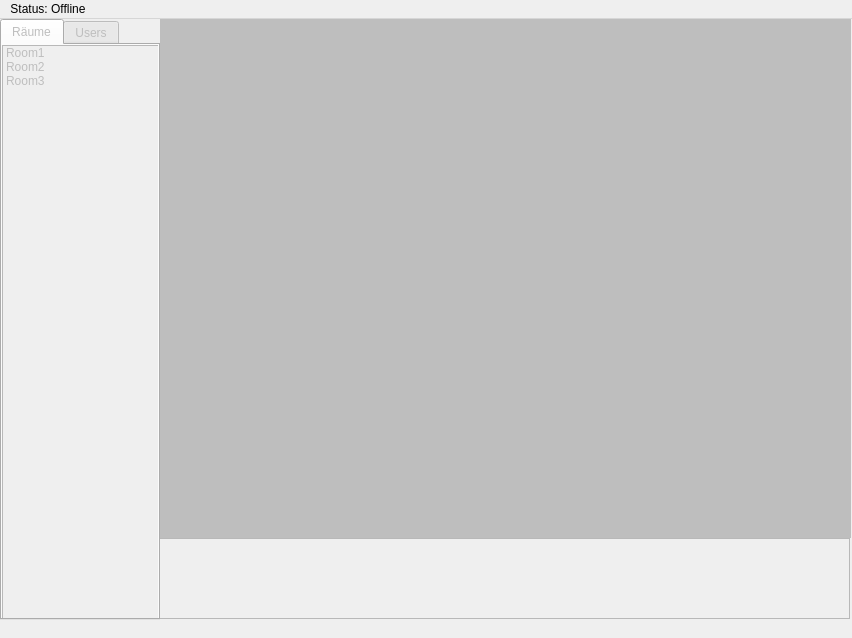
First picture: the form in Client/Chris/GUI/untitled.ui, repository Gamefors/ChatProgram, before the edit.
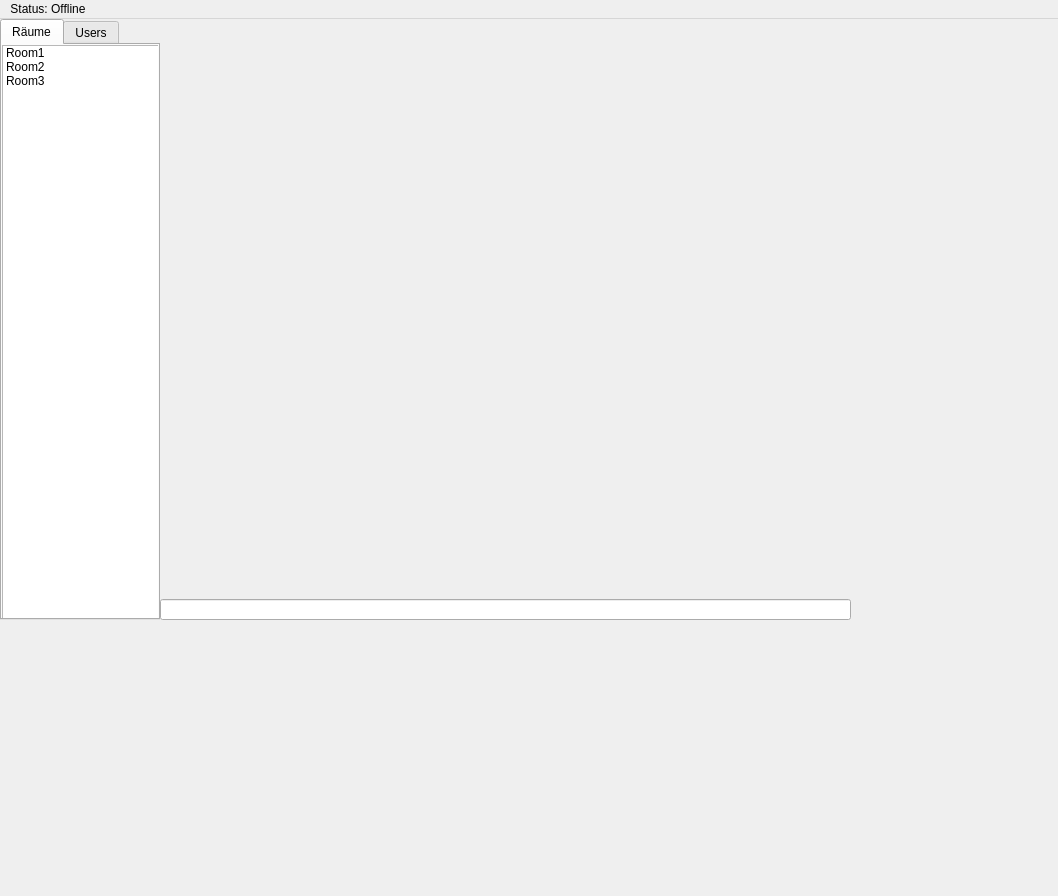
Second picture: the form after the edit. The open tabs and pages were chosen to show the change. Icons and pictures are not drawn.

```diff
--- a/Client/Chris/GUI/untitled.ui
+++ b/Client/Chris/GUI/untitled.ui
@@ -6,8 +6,8 @@
    <rect>
     <x>0</x>
     <y>0</y>
-    <width>852</width>
-    <height>638</height>
+    <width>1058</width>
+    <height>896</height>
    </rect>
   </property>
   <property name="tabletTracking">
@@ -22,7 +22,7 @@
   </property>
   <widget class="QWidget" name="centralwidget">
    <property name="enabled">
-    <bool>false</bool>
+    <bool>true</bool>
    </property>
    <property name="acceptDrops">
     <bool>true</bool>
@@ -33,29 +33,20 @@
    <widget class="QWidget" name="verticalLayoutWidget_2">
     <property name="geometry">
      <rect>
-      <x>159</x>
-      <y>519</y>
+      <x>160</x>
+      <y>580</y>
       <width>691</width>
-      <height>81</height>
+      <height>21</height>
      </rect>
     </property>
     <layout class="QVBoxLayout" name="verticalLayout_2">
      <item>
-      <widget class="QPlainTextEdit" name="plainTextEdit">
-       <property name="enabled">
-        <bool>false</bool>
-       </property>
-       <property name="plainText">
+      <widget class="QLineEdit" name="lineEdit">
+       <property name="text">
         <string/>
        </property>
-       <property name="overwriteMode">
-        <bool>true</bool>
-       </property>
-       <property name="backgroundVisible">
-        <bool>false</bool>
-       </property>
-       <property name="placeholderText">
-        <string/>
+       <property name="maxLength">
+        <number>64</number>
        </property>
       </widget>
      </item>
@@ -66,8 +57,8 @@
      <rect>
       <x>160</x>
       <y>0</y>
-      <width>631</width>
-      <height>521</height>
+      <width>691</width>
+      <height>581</height>
      </rect>
     </property>
     <layout class="QVBoxLayout" name="verticalLayout_3"/>
@@ -85,7 +76,7 @@
      <item>
       <widget class="QTabWidget" name="tabWidget">
        <property name="enabled">
-        <bool>false</bool>
+        <bool>true</bool>
        </property>
        <property name="contextMenuPolicy">
         <enum>Qt::PreventContextMenu</enum>
@@ -172,31 +163,6 @@
      </item>
     </layout>
    </widget>
-   <widget class="QMdiArea" name="mdiArea">
-    <property name="geometry">
-     <rect>
-      <x>160</x>
-      <y>0</y>
-      <width>691</width>
-      <height>519</height>
-     </rect>
-    </property>
-    <property name="documentMode">
-     <bool>false</bool>
-    </property>
-    <property name="tabsClosable">
-     <bool>true</bool>
-    </property>
-    <property name="tabsMovable">
-     <bool>true</bool>
-    </property>
-    <property name="tabShape">
-     <enum>QTabWidget::Rounded</enum>
-    </property>
-    <property name="tabPosition">
-     <enum>QTabWidget::West</enum>
-    </property>
-   </widget>
   </widget>
   <widget class="QMenuBar" name="menubar">
    <property name="enabled">
@@ -206,7 +172,7 @@
     <rect>
      <x>0</x>
      <y>0</y>
-     <width>852</width>
+     <width>1058</width>
      <height>21</height>
     </rect>
    </property>
```
Left out of the diff: 2 changed lines with no effect on the pictures.
